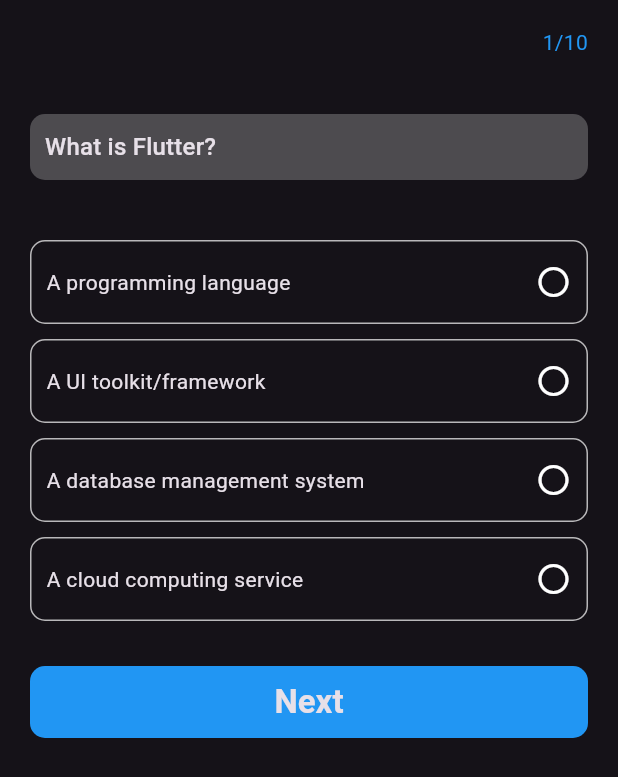
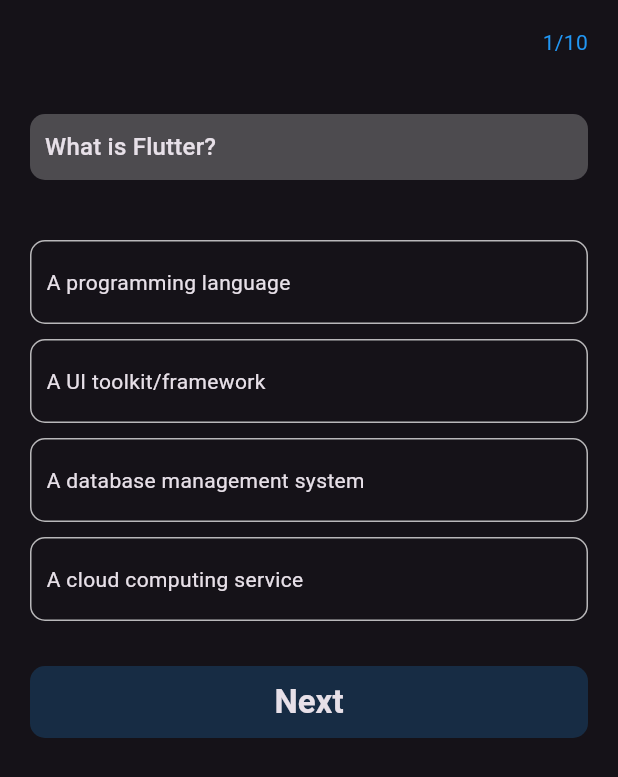
Before and after one commit to antonyaiwin/flutter_quiz_app, a Flutter app: the screen it shows after launch, on a phone screen of 412 x 824 dp. Shown: the top 777 px of the screen. Run offline on Flutter 3.47's test engine with Material 3 defaults, Android fonts, the phone set to English and light mode, and no system bars.

Commit message:
completed quiz validation and implemeted navigation to another screen to show result

```diff
--- /dev/null
+++ b/lib/common/widgets/custom_button.dart
@@ -0,0 +1,37 @@
+import 'package:flutter/material.dart';
+
+import '../../core/constants/color_constants.dart';
+
+class CustomButton extends StatelessWidget {
+  const CustomButton({
+    super.key,
+    this.onTap,
+  });
+  final void Function()? onTap;
+
+  @override
+  Widget build(BuildContext context) {
+    return InkWell(
+      onTap: onTap,
+      borderRadius: BorderRadius.circular(10),
+      child: Ink(
+        width: double.infinity,
+        padding: const EdgeInsets.symmetric(vertical: 10),
+        decoration: BoxDecoration(
+          color:
+              ColorConstants.primaryBlue.withOpacity(onTap == null ? 0.2 : 1),
+          borderRadius: BorderRadius.circular(10),
+        ),
+        child: Center(
+          child: Text(
+            'Next',
+            style: Theme.of(context)
+                .textTheme
+                .titleLarge!
+                .copyWith(fontWeight: FontWeight.w600),
+          ),
+        ),
+      ),
+    );
+  }
+}
--- a/lib/controller/home_screen_controller.dart
+++ b/lib/controller/quiz_screen_controller.dart
@@ -1,6 +1,6 @@
 import '../model/question_model.dart';
 
-class HomeScreenController {
+class QuizScreenController {
   static const List<QuestionModel> flutterDartQuestions = [
     QuestionModel(
       question: 'What is Flutter?',
--- /dev/null
+++ b/lib/view/quiz_screen/quiz_screen.dart
@@ -0,0 +1,151 @@
+import 'package:flutter/material.dart';
+import 'package:flutter_quiz_app/controller/quiz_screen_controller.dart';
+import 'package:flutter_quiz_app/view/results_screen/results_screen.dart';
+
+import '../../common/widgets/custom_button.dart';
+import 'widgets/options_card.dart';
+
+class QuizScreen extends StatefulWidget {
+  const QuizScreen({super.key});
+
+  @override
+  State<QuizScreen> createState() => _QuizScreenState();
+}
+
+class _QuizScreenState extends State<QuizScreen> {
+  int currentQuestionIndex = 0;
+
+  int marks = 0;
+  int? selectedAnswerIndex;
+  @override
+  Widget build(BuildContext context) {
+    return Scaffold(
+      appBar: AppBar(
+        actions: [
+          Text(
+            '${currentQuestionIndex + 1}/${QuizScreenController.flutterDartQuestions.length}',
+            style: const TextStyle(color: Colors.blue),
+          ),
+          const SizedBox(width: 20),
+        ],
+      ),
+      body: SingleChildScrollView(
+        padding: const EdgeInsets.all(20),
+        child: Column(
+          children: [
+            Container(
+              padding: const EdgeInsets.all(10),
+              width: double.infinity,
+              decoration: BoxDecoration(
+                color: Colors.white24,
+                borderRadius: BorderRadius.circular(10),
+              ),
+              child: Text(
+                QuizScreenController
+                    .flutterDartQuestions[currentQuestionIndex].question,
+                style: Theme.of(context).textTheme.titleMedium,
+              ),
+            ),
+            const SizedBox(height: 40),
+            ListView.separated(
+              shrinkWrap: true,
+              itemBuilder: (context, index) => OptionsCard(
+                isSelected: selectedAnswerIndex == index,
+                borderColor: buildColor(index),
+                onTap: selectedAnswerIndex != null
+                    ? null
+                    : () {
+                        setState(() {
+                          selectedAnswerIndex = index;
+                          if (selectedAnswerIndex ==
+                              QuizScreenController
+                                  .flutterDartQuestions[currentQuestionIndex]
+                                  .correctAnswerIndex) {
+                            marks++;
+                          }
+                        });
+                      },
+                optionLabel: QuizScreenController
+                    .flutterDartQuestions[currentQuestionIndex].options[index],
+                icon: buildIcon(index),
+              ),
+              separatorBuilder: (context, index) => const SizedBox(height: 10),
+              itemCount: QuizScreenController
+                  .flutterDartQuestions[currentQuestionIndex].options.length,
+            ),
+            const SizedBox(height: 30),
+            CustomButton(
+              onTap: selectedAnswerIndex == null
+                  ? null
+                  : () {
+                      if (currentQuestionIndex <
+                          QuizScreenController.flutterDartQuestions.length -
+                              1) {
+                        setState(() {
+                          selectedAnswerIndex = null;
+                          currentQuestionIndex++;
+                        });
+                      } else {
+                        Navigator.push(
+                          context,
+                          MaterialPageRoute(
+                            builder: (context) => ResultsScreen(
+                              correctAnswerCount: marks,
+                              totalQuestionCount: QuizScreenController
+                                  .flutterDartQuestions.length,
+                            ),
+                          ),
+                        );
+                      }
+                    },
+            ),
+          ],
+        ),
+      ),
+    );
+  }
+
+  Color buildColor(int index) {
+    if ((selectedAnswerIndex != null &&
+        index ==
+            QuizScreenController.flutterDartQuestions[currentQuestionIndex]
+                .correctAnswerIndex)) {
+      return Colors.green;
+    } else if (selectedAnswerIndex != index) {
+      return Colors.white70;
+    } else {
+      return Colors.red;
+    }
+
+    // if (selectedAnswerIndex == index) {
+    //   if (selectedAnswerIndex ==
+    //       HomeScreenController
+    //           .flutterDartQuestions[currentQuestionIndex].correctAnswerIndex) {
+    //     return Colors.green;
+    //   } else {
+    //     return Colors.red;
+    //   }
+    // } else {
+    //   if (selectedAnswerIndex != null &&
+    //       HomeScreenController.flutterDartQuestions[currentQuestionIndex]
+    //               .correctAnswerIndex ==
+    //           index) {
+    //     return Colors.green;
+    //   } else {
+    //     return Colors.white70;
+    //   }
+    // }
+  }
+
+  IconData? buildIcon(int index) {
+    if ((selectedAnswerIndex != null &&
+        index ==
+            QuizScreenController.flutterDartQuestions[currentQuestionIndex]
+                .correctAnswerIndex)) {
+      return Icons.done_rounded;
+    } else if (selectedAnswerIndex == index) {
+      return Icons.close_rounded;
+    }
+    return null;
+  }
+}
--- a/lib/view/second_screen/widgets/options_card.dart
+++ b/lib/view/quiz_screen/widgets/options_card.dart
@@ -7,12 +7,14 @@ class OptionsCard extends StatelessWidget {
     required this.borderColor,
     this.onTap,
     required this.isSelected,
+    this.icon,
   });
 
   final String optionLabel;
   final Color borderColor;
   final void Function()? onTap;
   final bool isSelected;
+  final IconData? icon;
   @override
   Widget build(BuildContext context) {
     return InkWell(
@@ -26,9 +28,10 @@ class OptionsCard extends StatelessWidget {
         child: Row(
           children: [
             Expanded(child: Text(optionLabel)),
-            Icon(isSelected
-                ? Icons.radio_button_checked
-                : Icons.radio_button_unchecked),
+            Icon(
+              icon,
+              color: borderColor,
+            ),
           ],
         ),
       ),
--- a/lib/view/second_screen/second_screen.dart
+++ /dev/null
@@ -1,115 +0,0 @@
-import 'package:flutter/material.dart';
-import 'package:flutter_quiz_app/controller/home_screen_controller.dart';
-import 'package:flutter_quiz_app/core/constants/color_constants.dart';
-
-import 'widgets/options_card.dart';
-
-class SecondScreen extends StatefulWidget {
-  const SecondScreen({super.key});
-
-  @override
-  State<SecondScreen> createState() => _SecondScreenState();
-}
-
-class _SecondScreenState extends State<SecondScreen> {
-  int currentQuestionIndex = 0;
-  int? selectedAnswerIndex;
-  @override
-  Widget build(BuildContext context) {
-    return Scaffold(
-      appBar: AppBar(
-        actions: [
-          Text(
-            '${currentQuestionIndex + 1}/${HomeScreenController.flutterDartQuestions.length}',
-            style: const TextStyle(color: Colors.blue),
-          ),
-          const SizedBox(width: 20),
-        ],
-      ),
-      body: SingleChildScrollView(
-        padding: const EdgeInsets.all(20),
-        child: Column(
-          children: [
-            Container(
-              padding: const EdgeInsets.all(10),
-              width: double.infinity,
-              decoration: BoxDecoration(
-                color: Colors.white24,
-                borderRadius: BorderRadius.circular(10),
-              ),
-              child: Text(
-                HomeScreenController
-                    .flutterDartQuestions[currentQuestionIndex].question,
-                style: Theme.of(context).textTheme.titleMedium,
-              ),
-            ),
-            const SizedBox(height: 40),
-            ListView.separated(
-              shrinkWrap: true,
-              itemBuilder: (context, index) => OptionsCard(
-                  isSelected: selectedAnswerIndex == index,
-                  borderColor: selectedAnswerIndex == index
-                      ? (selectedAnswerIndex ==
-                              HomeScreenController
-                                  .flutterDartQuestions[currentQuestionIndex]
-                                  .correctAnswerIndex)
-                          ? Colors.green
-                          : Colors.red
-                      : selectedAnswerIndex != null &&
-                              HomeScreenController
-                                      .flutterDartQuestions[
-                                          currentQuestionIndex]
-                                      .correctAnswerIndex ==
-                                  index
-                          ? Colors.green
-                          : Colors.white70,
-                  onTap: selectedAnswerIndex != null
-                      ? null
-                      : () {
-                          setState(() {
-                            selectedAnswerIndex = index;
-                          });
-                        },
-                  optionLabel: HomeScreenController
-                      .flutterDartQuestions[currentQuestionIndex]
-                      .options[index]),
-              separatorBuilder: (context, index) => const SizedBox(height: 10),
-              itemCount: HomeScreenController
-                  .flutterDartQuestions[currentQuestionIndex].options.length,
-            ),
-            const SizedBox(height: 30),
-            InkWell(
-              onTap: () {
-                if (currentQuestionIndex <
-                    HomeScreenController.flutterDartQuestions.length - 1) {
-                  setState(() {
-                    selectedAnswerIndex = null;
-                    currentQuestionIndex++;
-                  });
-                }
-              },
-              borderRadius: BorderRadius.circular(10),
-              child: Ink(
-                width: double.infinity,
-                padding: const EdgeInsets.symmetric(vertical: 10),
-                decoration: BoxDecoration(
-                  color: ColorConstants.primaryBlue,
-                  borderRadius: BorderRadius.circular(10),
-                ),
-                child: Center(
-                  child: Text(
-                    'Next',
-                    style: Theme.of(context)
-                        .textTheme
-                        .titleLarge!
-                        .copyWith(fontWeight: FontWeight.w600),
-                  ),
-                ),
-              ),
-            )
-          ],
-        ),
-      ),
-    );
-  }
-}
--- a/lib/view/splash_screen/splash_screen.dart
+++ b/lib/view/splash_screen/splash_screen.dart
@@ -1,5 +1,5 @@
 import 'package:flutter/material.dart';
-import 'package:flutter_quiz_app/view/second_screen/second_screen.dart';
+import 'package:flutter_quiz_app/view/quiz_screen/quiz_screen.dart';
 
 class SplashScreen extends StatefulWidget {
   const SplashScreen({super.key});
@@ -15,7 +15,7 @@ class _SplashScreenState extends State<SplashScreen> {
         .then((value) => Navigator.pushReplacement(
             context,
             MaterialPageRoute(
-              builder: (context) => const SecondScreen(),
+              builder: (context) => const QuizScreen(),
             )));
     super.initState();
   }
```
Also changed, not shown: lib/dummy_db.dart (deleted, +0 -83 lines), lib/view/results_screen/results_screen.dart (added, +24 -0 lines).
